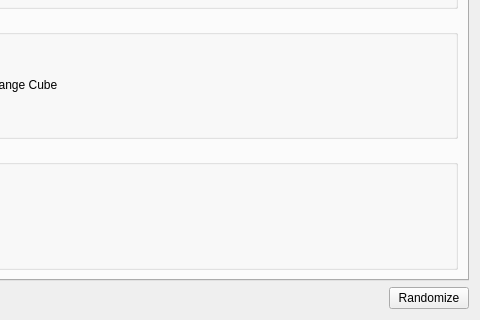
Above: randomizer.ui from LagoLunatic/dsvrandom before the change; both pictures show x 160 to 640 and y 293 to 613 of the 640 by 613 pixel window. Below: the same form after it.
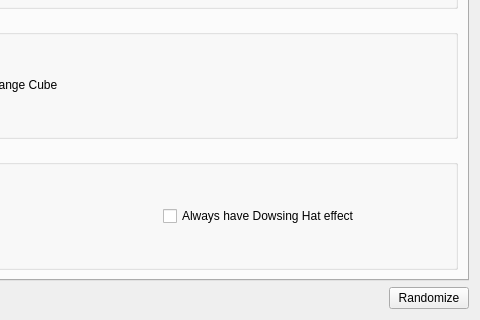
That is the form after the change. The open tabs and pages were chosen to show the change. Icons and pictures are not drawn.

Commit message: Add option to always have dowsing effect in OoE

Diff of the .ui file:
```diff
--- a/randomizer.ui
+++ b/randomizer.ui
@@ -485,6 +485,13 @@
             </property>
            </widget>
           </item>
+          <item>
+           <widget class="QCheckBox" name="always_dowsing">
+            <property name="text">
+             <string>Always have Dowsing Hat effect</string>
+            </property>
+           </widget>
+          </item>
          </layout>
         </widget>
        </item>
```
The commit also changes 1 other file.
